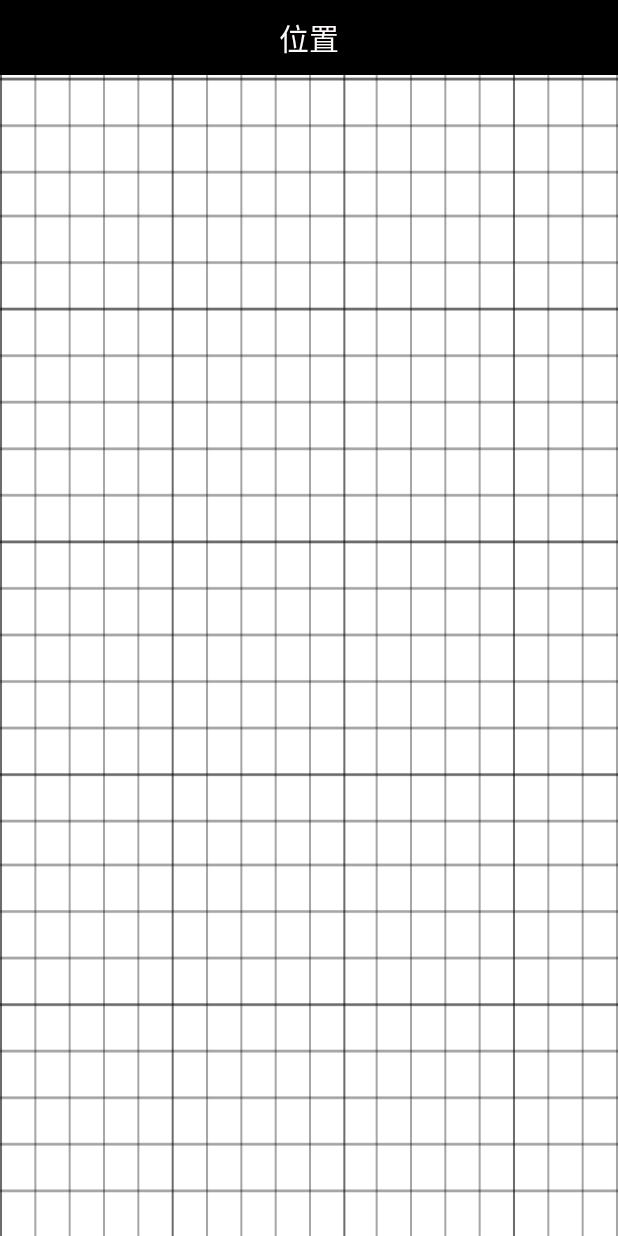
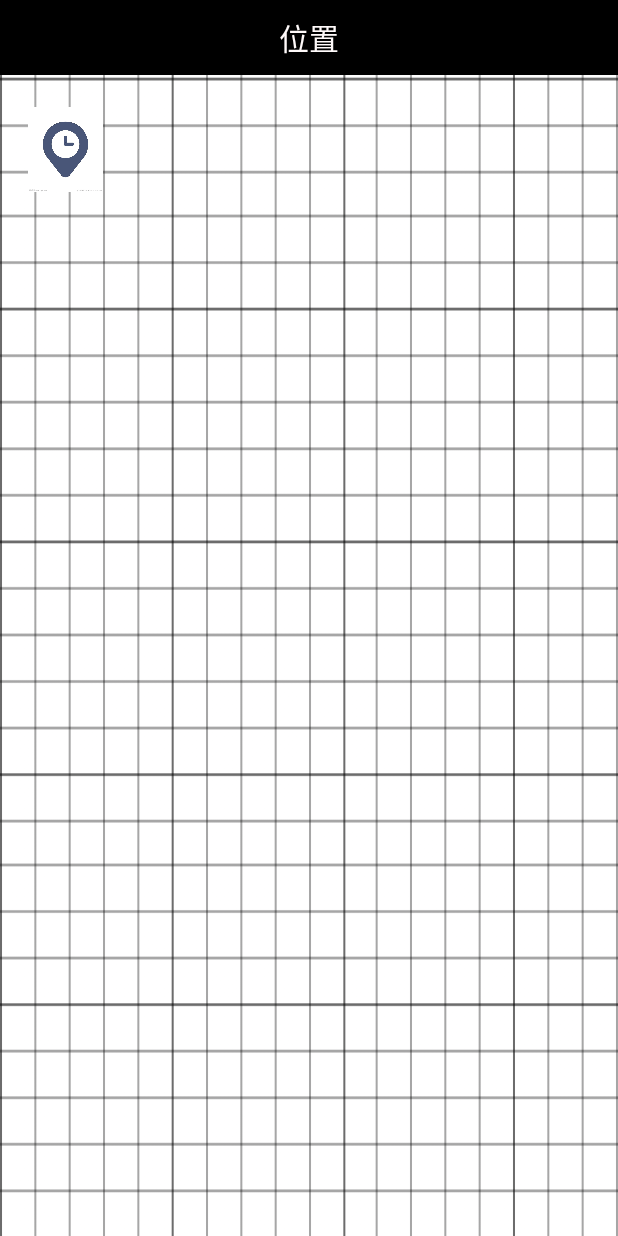
Before and after one commit to pettersnoopy/IndoorLocation, an Android app: the ShowInMapActivity screen opened directly, with no data from a screen before it, on a phone screen of 412 x 824 dp. Run offline under Robolectric (Android 15) with nearby library versions, the phone set to English and light mode, and no system bars; our stand-ins replace CircleImageView.

Commit message:
remain locate

```diff
--- a/app/src/main/java/com/london/gofor/insilocation/ShowInMapActivity.java
+++ b/app/src/main/java/com/london/gofor/insilocation/ShowInMapActivity.java
@@ -2,8 +2,12 @@ package com.london.gofor.insilocation;
 
 import android.app.Activity;
 import android.content.Context;
+import android.graphics.Canvas;
+import android.graphics.Color;
 import android.graphics.Paint;
+import android.graphics.Rect;
 import android.os.Bundle;
+import android.util.Log;
 import android.view.View;
 import android.view.animation.AlphaAnimation;
 import android.view.animation.Animation;
@@ -16,21 +20,21 @@ import android.widget.ImageView;
 public class ShowInMapActivity extends Activity{
 
     private ImageView zero;
+    private ImageView startlocate;
 
     @Override
     protected void onCreate(Bundle savedInstanceState) {
         super.onCreate(savedInstanceState);
         setContentView(R.layout.position);
         zero = (ImageView) findViewById(R.id.zero);
+        startlocate = (ImageView) findViewById(R.id.startlocate);
+        startlocate.setOnClickListener(new View.OnClickListener() {
+            @Override
+            public void onClick(View view) {
+                // start to locate
+            }
+        });
         startFlick(zero);
-    }
-
-    class MapView extends View {
-        Paint paint;
-
-        public MapView(Context context) {
-            super(context);
-        }
     }
 
     public void startFlick(View view) {
--- /dev/null
+++ b/app/src/main/java/widget/CircleImageView.java
@@ -0,0 +1,74 @@
+package widget;
+
+import android.content.Context;
+import android.graphics.Canvas;
+import android.graphics.Color;
+import android.graphics.Paint;
+import android.graphics.PaintFlagsDrawFilter;
+import android.graphics.Path;
+import android.graphics.Region;
+import android.util.AttributeSet;
+import android.widget.ImageView;
+
+/**
+ * Created by mac on 15/5/18.
+ */
+public class CircleImageView extends ImageView {
+
+    Path path;
+    public PaintFlagsDrawFilter mPaintFlagsDrawFilter;// 毛边过滤
+    Paint paint;
+
+    public CircleImageView(Context context, AttributeSet attrs, int defStyle) {
+        super(context, attrs, defStyle);
+        // TODO Auto-generated constructor stub
+        init();
+    }
+
+    public CircleImageView(Context context, AttributeSet attrs) {
+        super(context, attrs);
+        // TODO Auto-generated constructor stub
+        init();
+    }
+
+    public CircleImageView(Context context) {
+        super(context);
+        // TODO Auto-generated constructor stub
+        init();
+    }
+    public void init(){
+        mPaintFlagsDrawFilter = new PaintFlagsDrawFilter(0,
+                Paint.ANTI_ALIAS_FLAG|Paint.FILTER_BITMAP_FLAG);
+        paint = new Paint();
+        paint.setAntiAlias(true);
+        paint.setFilterBitmap(true);
+        paint.setColor(Color.BLUE);
+
+    }
+
+    @Override
+    protected void onDraw(Canvas cns) {
+        // TODO Auto-generated method stub
+        float h = getMeasuredHeight()- 3.0f;
+        float w = getMeasuredWidth()- 3.0f;
+        if (path == null) {
+            path = new Path();
+            path.addCircle(
+                    w/2.0f
+                    , h/2.0f
+                    , (float) Math.min(w/2.0f, (h / 2.0))
+                    , Path.Direction.CCW);
+            path.close();
+        }
+        cns.drawCircle(w/2.0f, h/2.0f,  Math.min(w/2.0f, h / 2.0f) + 1.5f, paint);
+        int saveCount = cns.getSaveCount();
+        cns.save();
+        cns.setDrawFilter(mPaintFlagsDrawFilter);
+        cns.clipPath(path, Region.Op.REPLACE);
+        cns.setDrawFilter(mPaintFlagsDrawFilter);
+        cns.drawColor(Color.WHITE);
+        super.onDraw(cns);
+        cns.restoreToCount(saveCount);
+    }
+
+}
--- a/app/src/main/res/layout/position.xml
+++ b/app/src/main/res/layout/position.xml
@@ -25,12 +25,23 @@
         android:background="@drawable/map">
 
         <ImageView
+            android:id="@id/startlocate"
+            android:layout_width="@dimen/x40"
+            android:layout_height="@dimen/y40"
+            android:layout_alignParentLeft="true"
+            android:layout_alignParentTop="true"
+            android:layout_marginLeft="@dimen/x15"
+            android:layout_marginTop="@dimen/y15"
+            android:background="@drawable/locate"/>
+
+        <widget.CircleImageView
             android:id="@id/zero"
             android:layout_width="@dimen/x10"
             android:layout_height="@dimen/y10"
+            android:layout_marginRight="@dimen/x12"
+            android:layout_marginBottom="@dimen/y9"
             android:layout_alignParentBottom="true"
-            android:layout_alignParentRight="true"
-            android:background="@drawable/userbackground"/>
+            android:layout_alignParentRight="true"/>
 
 
     </RelativeLayout>
--- a/app/src/main/res/values/ids.xml
+++ b/app/src/main/res/values/ids.xml
@@ -75,6 +75,7 @@
 
     <!--地图界面-->
     <item name="zero" type="id">true</item>
+    <item name="startlocate" type="id">true</item>
 
 
 
```
Also changed, not shown: app/src/main/res/drawable-hdpi/locate.png (added).
